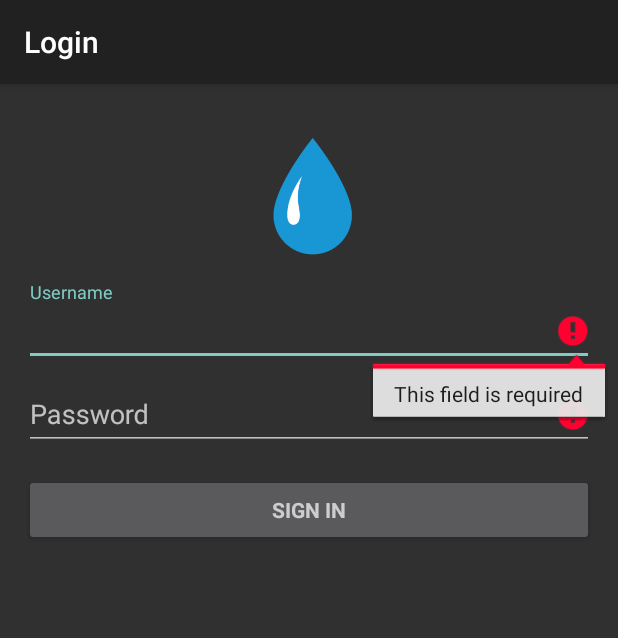
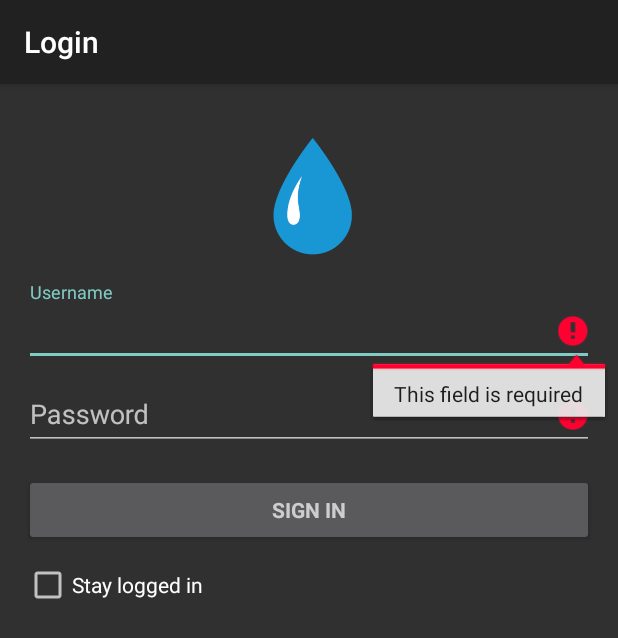
Before and after one commit to AndresRCA/Water-Monitoring-App, an Android app: the screen it shows after launch (LoginActivity), after a tap on "SIGN IN", on a phone screen of 412 x 824 dp. Shown: the top 638 px of the screen. Run offline under Robolectric (Android 15) with nearby library versions, the phone set to English and light mode, and no system bars; our stand-ins replace Firebase (no records; nobody signed in at launch, a user with empty details on screens opened directly).

Commit message:
add stay logged in functionality

```diff
--- a/app/src/main/java/com/example/watermonitoring/LoginActivity.java
+++ b/app/src/main/java/com/example/watermonitoring/LoginActivity.java
@@ -27,8 +27,10 @@ import android.view.inputmethod.EditorInfo;
 import android.widget.ArrayAdapter;
 import android.widget.AutoCompleteTextView;
 import android.widget.Button;
+import android.widget.CheckBox;
 import android.widget.EditText;
 import android.widget.TextView;
+import android.widget.Toast;
 
 import com.google.firebase.FirebaseError;
 import com.google.firebase.database.DatabaseError;
@@ -52,10 +54,21 @@ public class LoginActivity extends AppCompatActivity {
     private EditText mPasswordView;
     private View mProgressView;
     private View mLoginFormView;
+    private CheckBox mStayLoggedIn;
+
+    // login info
+    private SharedPreferences sharedPreferences;
 
     @Override
     protected void onCreate(Bundle savedInstanceState) {
         super.onCreate(savedInstanceState);
+        sharedPreferences = getSharedPreferences("user_data", MODE_PRIVATE);
+        //check if user is already logged in
+        boolean isLoggedIn = sharedPreferences.getBoolean("isLoggedIn", false);
+        if (isLoggedIn) {
+            Intent intent = new Intent(this, MainActivity.class);
+            startActivity(intent);
+        }
 
 		// get db
 		db = FirebaseDatabase.getInstance();
@@ -63,8 +76,6 @@ public class LoginActivity extends AppCompatActivity {
         setContentView(R.layout.activity_login);
         // Set up the login form.
         mUsernameView = (AutoCompleteTextView) findViewById(R.id.username);
-
-
         mPasswordView = (EditText) findViewById(R.id.password);
         mPasswordView.setOnEditorActionListener(new TextView.OnEditorActionListener() {
             @Override
@@ -87,6 +98,8 @@ public class LoginActivity extends AppCompatActivity {
 
         mLoginFormView = findViewById(R.id.login_form);
         mProgressView = findViewById(R.id.login_progress);
+        mStayLoggedIn = findViewById(R.id.stay_logged_in);
+        mStayLoggedIn.setChecked(false);
     }
 
     /**
@@ -105,13 +118,6 @@ public class LoginActivity extends AppCompatActivity {
 
         final boolean[] cancel = {false};
         final View[] focusView = {null};
-
-        /*------- IMPORTANT: THESE LINES SHOULD BE DELETED IN PRODUCTION -------*/
-        // for now let's bypass validation for development purposes
-        /*Intent intent = new Intent(getApplicationContext(), MainActivity.class);
-        intent.putExtra("username", "andres");
-        startActivity(intent);*/
-        /*----------------------------------------------------------------------*/
 
 		// Check if username is empty
         if (TextUtils.isEmpty(username)) {
@@ -162,9 +168,9 @@ public class LoginActivity extends AppCompatActivity {
                         Intent intent = new Intent(getApplicationContext(), MainActivity.class);
                         intent.putExtra("username", username);
 
-                        SharedPreferences sharedPreferences = getSharedPreferences("user_data", MODE_PRIVATE);
                         SharedPreferences.Editor editor = sharedPreferences.edit();
                         editor.putString("username", username);
+                        editor.putBoolean("isLoggedIn", mStayLoggedIn.isChecked());
                         editor.apply();
 
                         startActivity(intent);
--- a/app/src/main/res/layout/activity_login.xml
+++ b/app/src/main/res/layout/activity_login.xml
@@ -83,6 +83,13 @@
                 android:text="@string/action_sign_in"
                 android:textStyle="bold" />
 
+            <CheckBox
+                android:id="@+id/stay_logged_in"
+                android:layout_width="match_parent"
+                android:layout_height="wrap_content"
+                android:layout_marginTop="10dp"
+                android:text="Stay logged in" />
+
         </LinearLayout>
     </ScrollView>
 </LinearLayout>
--- a/app/src/main/res/menu/main_menu.xml
+++ b/app/src/main/res/menu/main_menu.xml
@@ -8,5 +8,8 @@
         <item
             android:id="@+id/nav_water_info"
             android:title="Water parameter info" />
+        <item
+            android:id="@+id/sign_out"
+            android:title="Sign out" />
     </group>
 </menu>
```
Also changed, not shown: app/src/main/java/com/example/watermonitoring/MainActivity.java (+9 -0 lines).
